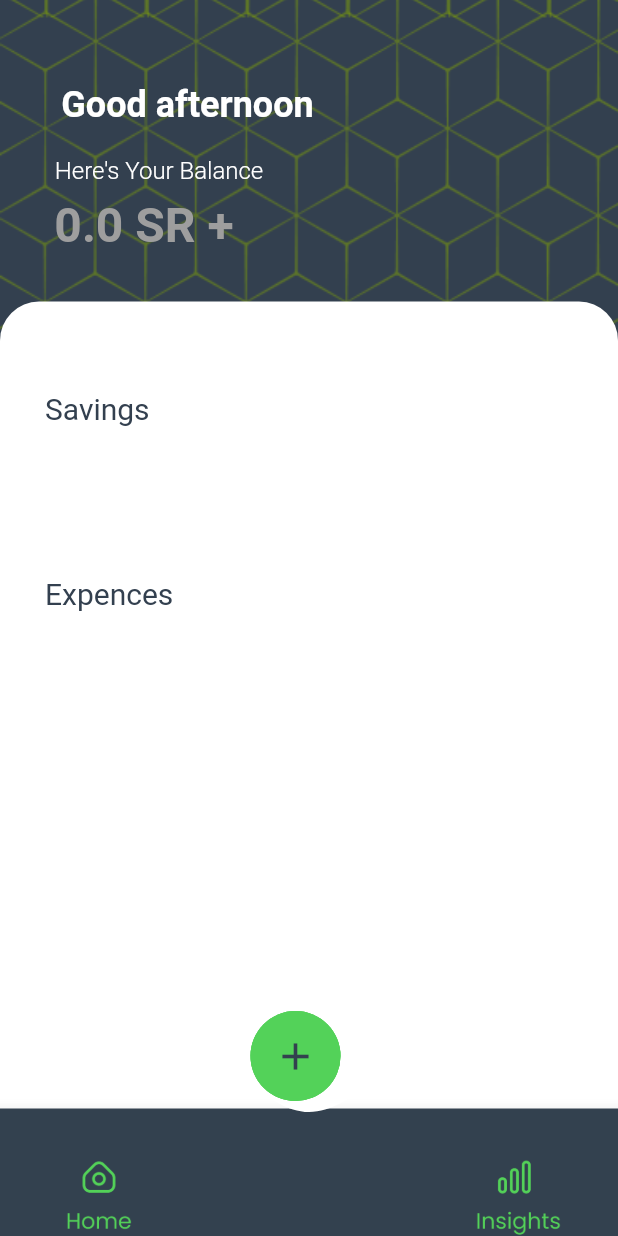
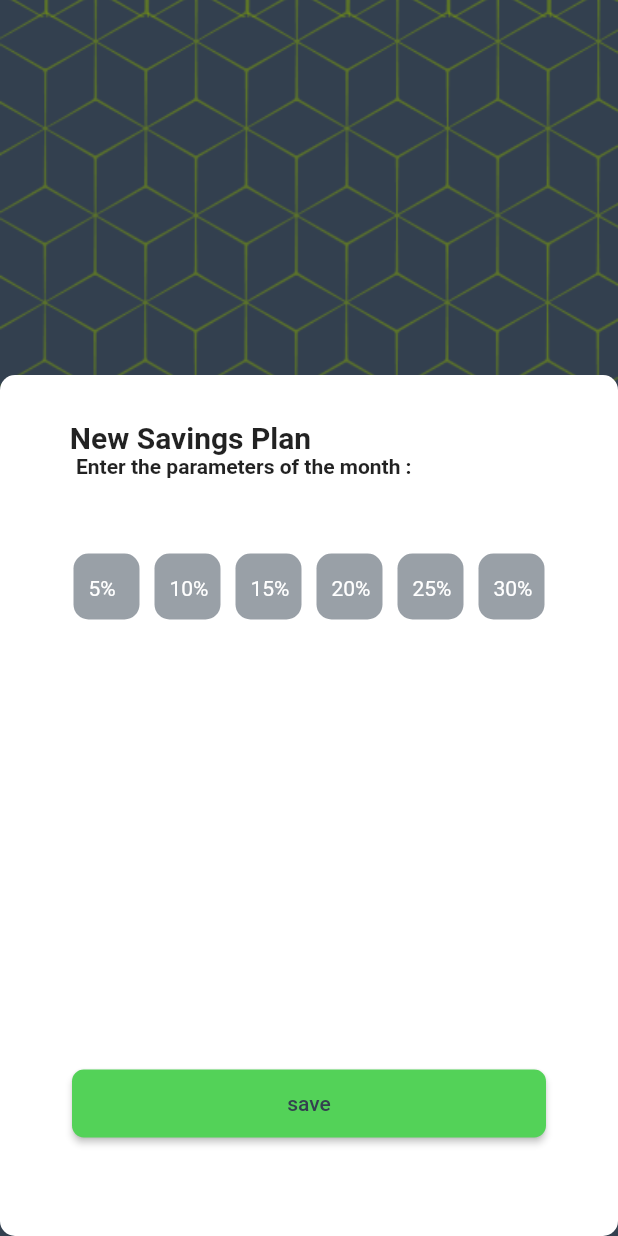
Before and after one commit to jawaher-alqotym/finance_app, a Flutter app: the screen it shows after launch, on a phone screen of 412 x 824 dp. Run offline on Flutter 3.47's test engine with Material 2 defaults, Android fonts, the phone set to English and light mode, and no system bars; Roboto replaces fonts that are missing (Plus Jakarta Sans).

Commit message:
razan commit

```diff
--- a/lib/main.dart
+++ b/lib/main.dart
@@ -1,3 +1,6 @@
+import 'package:finance_app/screens/ExpencesPage.dart';
+import 'package:finance_app/screens/NewSavingPage.dart';
+import 'package:finance_app/screens/SavingPage.dart';
 import 'package:flutter/material.dart';
 import 'package:finance_app/screens/Home.dart';
 
@@ -6,7 +9,6 @@ void main() {
 }
 
 class MyApp extends StatefulWidget {
-
   const MyApp({super.key});
 
   @override
@@ -14,11 +16,11 @@ class MyApp extends StatefulWidget {
 }
 
 class _MyAppState extends State<MyApp> {
-
   @override
   Widget build(BuildContext context) {
     return MaterialApp(
-      home: Home(),
+      debugShowCheckedModeBanner: false,
+      home: NewSaving(),
     );
   }
 }
--- /dev/null
+++ b/lib/screens/NewSavingPage.dart
@@ -0,0 +1,124 @@
+import 'package:finance_app/screens/SavingPage.dart';
+import 'package:finance_app/widgets/SavingPercent.dart';
+import 'package:flutter/material.dart';
+
+class NewSaving extends StatefulWidget {
+  const NewSaving({super.key});
+
+  @override
+  State<NewSaving> createState() => _nextRouteState();
+}
+
+class _nextRouteState extends State<NewSaving> {
+  @override
+  Widget build(BuildContext context) {
+    var _color = Color.fromRGBO(51, 64, 79, 0.5);
+    return Scaffold(
+      body: Container(
+        decoration: BoxDecoration(
+            image: DecorationImage(
+                image: (AssetImage("assets/images/background.png")),
+                fit: BoxFit.cover)),
+        child: Padding(
+          padding: const EdgeInsets.only(top: 250),
+          child: Container(
+            decoration: BoxDecoration(
+              borderRadius: BorderRadius.all(Radius.circular(10)),
+              color: Colors.white,
+            ),
+            child: Column(
+              children: [
+                Container(
+                    //   alignment: Alignment.bottomCenter,
+                    margin: const EdgeInsets.only(
+                        left: 22.0, right: 180.0, top: 30),
+                    child: Text(
+                      "New Savings Plan",
+                      style: TextStyle(
+                        fontFamily: 'Plus Jakarta Sans',
+                        fontWeight: FontWeight.bold,
+                        fontSize: 20,
+                      ),
+                    )),
+                Container(
+                    margin: const EdgeInsets.only(left: 28.0, right: 115.0),
+                    child: Text(
+                      "Enter the parameters of the month :",
+                      style: TextStyle(
+                        fontFamily: 'Plus Jakarta Sans',
+                        fontWeight: FontWeight.bold,
+                        fontSize: 14,
+                      ),
+                    )),
+                Row(
+                  mainAxisAlignment: MainAxisAlignment.center,
+                  children: [
+                    Container(
+                        child: Row(
+                      mainAxisAlignment: MainAxisAlignment.spaceBetween,
+                      children: [
+                        (Container(
+                            child: SavingWidget(
+                                child: Text(
+                          "5%",
+                          style: TextStyle(color: Colors.white),
+                        )))),
+                        Container(
+                            child: SavingWidget(
+                                child: Text("10%",
+                                    style: TextStyle(color: Colors.white)))),
+                        Container(
+                            child: SavingWidget(
+                                child: Text(
+                          "15%",
+                          style: TextStyle(color: Colors.white),
+                        ))),
+                        Container(
+                            child: SavingWidget(
+                                child: Text("20%",
+                                    style: TextStyle(color: Colors.white)))),
+                        Container(
+                            child: SavingWidget(
+                                child: Text(
+                          "25%",
+                          style: TextStyle(color: Colors.white),
+                        ))),
+                        Container(
+                            child: SavingWidget(
+                          child: Text(
+                            "30%",
+                            style: TextStyle(color: Colors.white),
+                          ),
+                        ))
+                      ],
+                    )),
+                  ],
+                ),
+                SizedBox(
+                  height: 300,
+                ),
+                Container(
+                    child: SizedBox(
+                        width: 316,
+                        height: 45.28,
+                        child: ElevatedButton(
+                          style: ElevatedButton.styleFrom(
+                            primary:
+                                Color.fromRGBO(83, 210, 88, 1), // background
+                            onPrimary: Color.fromRGBO(51, 64, 79, 1),
+                            shape: RoundedRectangleBorder(
+                              borderRadius: BorderRadius.circular(7.88),
+                            ),
+                            // foreground
+                          ),
+                          onPressed: () {},
+                          child: Text("save"),
+                        )))
+              ],
+            ),
+          ),
+        ),
+      ),
+    );
+  }
+}
--- /dev/null
+++ b/lib/widgets/SavingPercent.dart
@@ -0,0 +1,36 @@
+import 'package:flutter/material.dart';
+
+class SavingWidget extends StatefulWidget {
+  SavingWidget({required this.child});
+  final Widget child;
+  @override
+  State<SavingWidget> createState() => _SavingWidgetState();
+}
+
+class _SavingWidgetState extends State<SavingWidget> {
+  var isSelected = true;
+
+  @override
+  Widget build(BuildContext context) {
+    return GestureDetector(
+      onTap: () {
+        setState(() {
+          isSelected = !isSelected;
+        });
+      },
+      child: Container(
+        margin: EdgeInsets.only(left: 5, right: 5, top: 50),
+        decoration: BoxDecoration(
+          borderRadius: BorderRadius.all(Radius.circular(10)),
+          color: isSelected
+              ? Color.fromRGBO(51, 64, 79, 0.5)
+              : Color.fromRGBO(51, 64, 79, 1),
+        ),
+        height: 44,
+        width: 44,
+        padding: EdgeInsets.only(top: 15, left: 10),
+        child: widget.child,
+      ),
+    );
+  }
+}
```
Also changed, not shown: lib/screens/ExpencesPage.dart (added, +90 -0 lines), lib/screens/SavingPage.dart (added, +81 -0 lines), lib/widgets/customContainerForExpenesAndSaving.dart (added, +33 -0 lines), lib/widgets/expensesAndSaving.dart (added, +153 -0 lines), lib/widgets/floatingButtonChildren.dart (+8 -12 lines), lib/widgets/homeContant.dart (+8 -13 lines).
